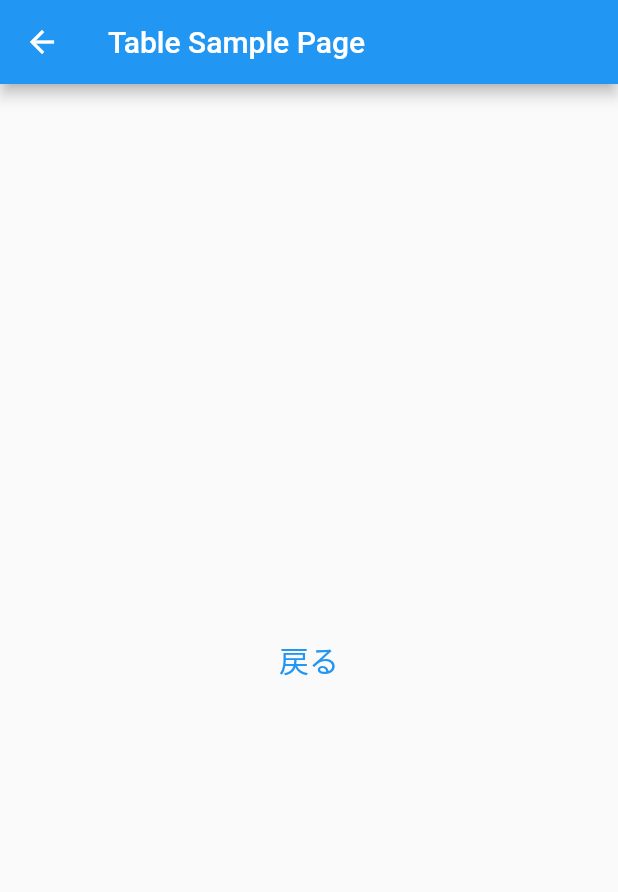
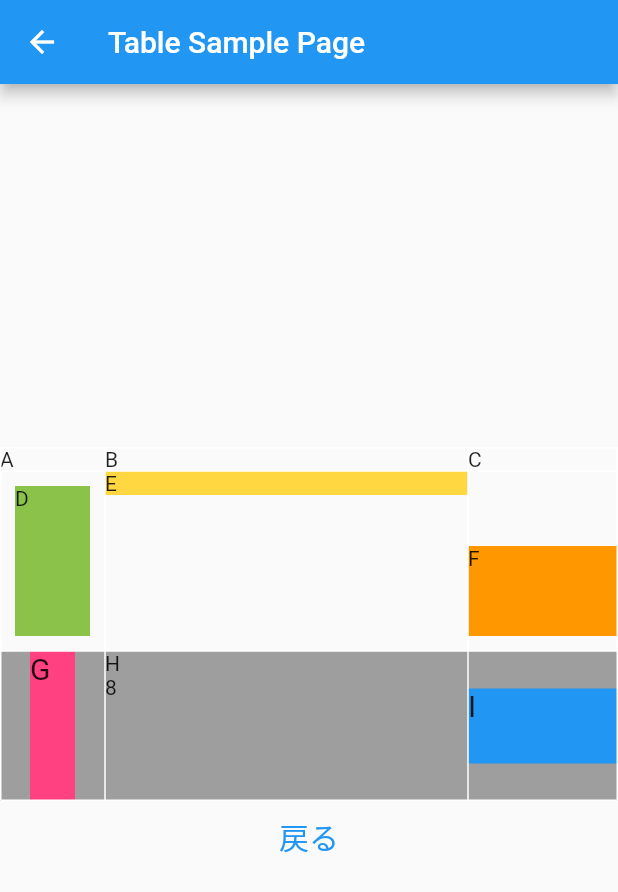
Before and after one commit to yudedako/flutter_study_samples, a Flutter app: the TablePage screen opened directly, on a phone screen of 412 x 824 dp. Shown: the top 892 px of the screen. Run offline on Flutter 3.47's test engine with Material 2 defaults, Android fonts, the phone set to English and light mode, and no system bars.

Commit message:
table sample pageを実装

```diff
--- a/lib/pages/table_page.dart
+++ b/lib/pages/table_page.dart
@@ -10,6 +10,70 @@ class TablePage extends StatelessWidget {
         body: Center(
             child:
                 Column(mainAxisAlignment: MainAxisAlignment.center, children: [
+          Table(
+            border: TableBorder.all(color: Colors.white),
+            columnWidths: const <int, TableColumnWidth>{
+              0: IntrinsicColumnWidth(),
+              1: FlexColumnWidth(1.0),
+              2: FixedColumnWidth(100.0),
+            },
+            defaultVerticalAlignment: TableCellVerticalAlignment.top,
+            children: [
+              TableRow(children: [
+                const Text('A'),
+                const Text('B'),
+                const Text('C'),
+              ]),
+              TableRow(children: [
+                Container(
+                  child: const Text("D"),
+                  margin: EdgeInsets.all(10.0),
+                  width: 50.0,
+                  height: 100.0,
+                  color: Colors.lightGreen,
+                ),
+                Container(
+                  child: const Text('E'),
+                  color: Colors.amberAccent,
+                ),
+                TableCell(
+                    verticalAlignment: TableCellVerticalAlignment.bottom,
+                    child: Container(
+                      child: const Text('F'),
+                      margin: EdgeInsets.only(bottom: 10.0),
+                      height: 60,
+                      color: Colors.orange,
+                    ))
+              ]),
+              TableRow(
+                  decoration: const BoxDecoration(color: Colors.grey),
+                  children: [
+                    Center(
+                      child: Container(
+                        child: Text(
+                          'G',
+                          style: TextStyle(fontSize: 20.0),
+                        ),
+                        width: 30,
+                        height: 100,
+                        color: Colors.pinkAccent,
+                      ),
+                    ),
+                    Container(child: Text("H\n8")),
+                    TableCell(
+                      verticalAlignment: TableCellVerticalAlignment.middle,
+                      child: Container(
+                        child: const Text(
+                          'I',
+                          style: TextStyle(fontSize: 20.0),
+                        ),
+                        height: 50,
+                        color: Colors.blue,
+                      ),
+                    ),
+                  ]),
+            ],
+          ),
           TextButton(
               onPressed: () => {Navigator.of(context).pop()},
               child: Text("戻る", style: TextStyle(fontSize: 20)))
```
